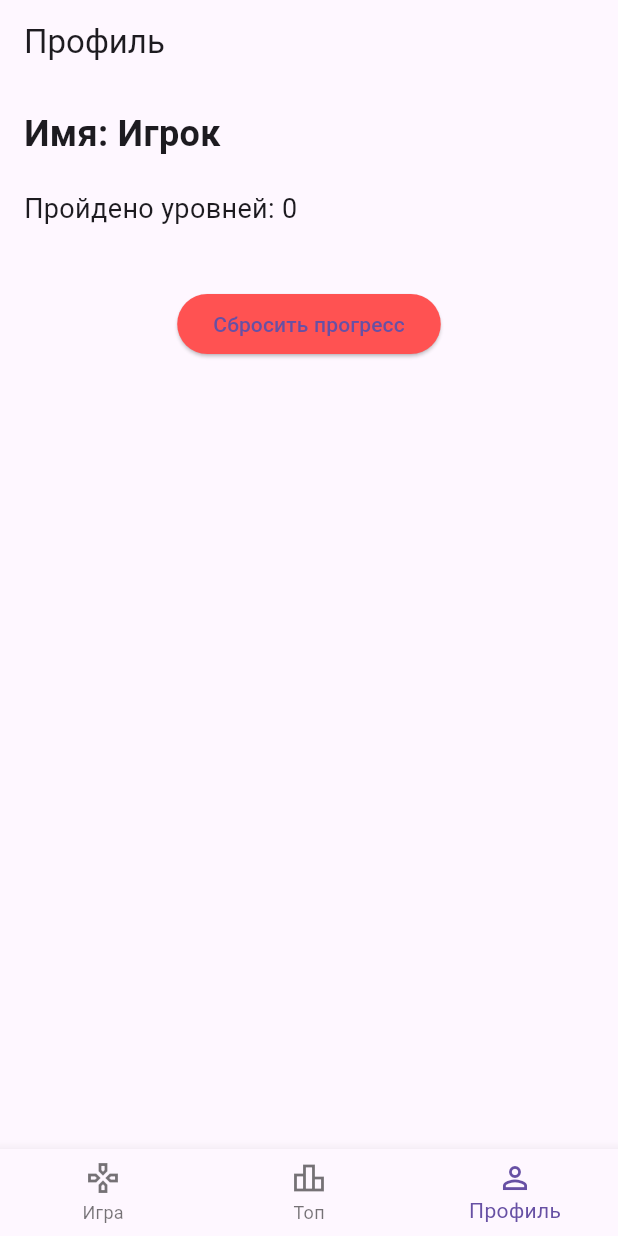
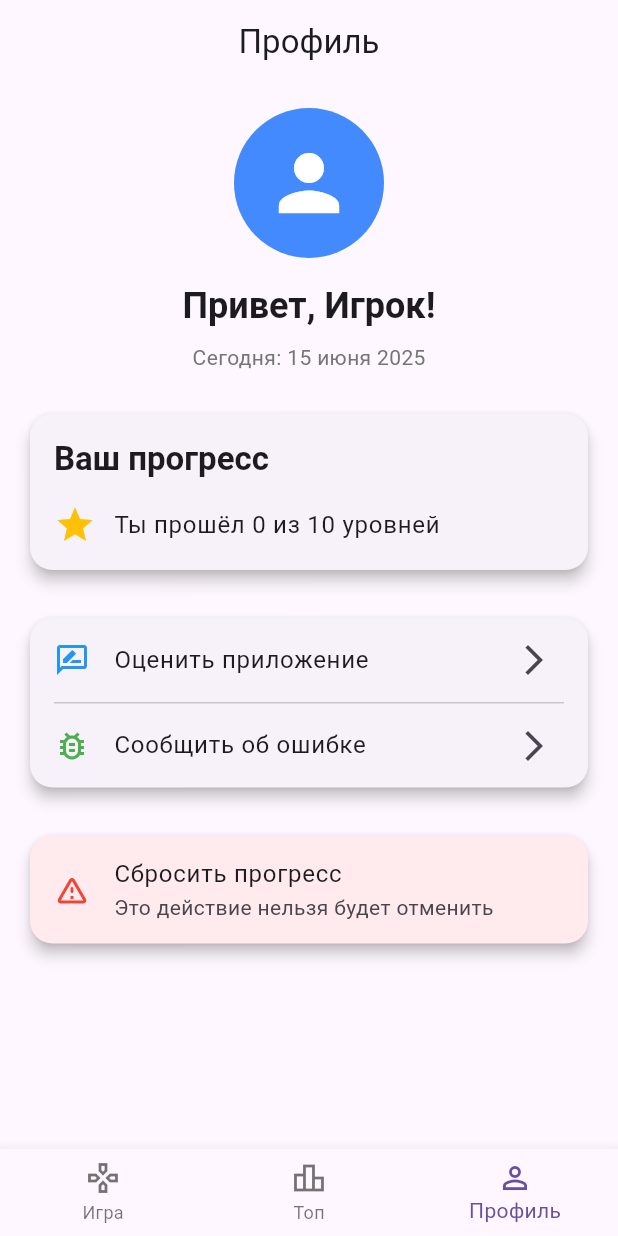
Before and after one commit to IlyaUrchenko1/learn_game, a Flutter app: the screen it shows after launch, item 3 of the bottom bar chosen, on a phone screen of 412 x 824 dp. Run offline on Flutter 3.47's test engine with Material 3 defaults, Android fonts, the phone set to English and light mode, and no system bars; our stand-ins replace shared_preferences.

Commit message:
Small customixe profile

```diff
--- a/lib/app.dart
+++ b/lib/app.dart
@@ -1,4 +1,5 @@
 import 'package:flutter/material.dart';
+import 'package:flutter_localizations/flutter_localizations.dart';
 import 'package:learn_game/models/level_model.dart';
 import 'package:learn_game/providers/progress_provider.dart';
 import 'package:learn_game/views/game/guide_screen.dart';
@@ -20,6 +21,12 @@ class App extends StatelessWidget {
           primarySwatch: Colors.blue,
           visualDensity: VisualDensity.adaptivePlatformDensity,
         ),
+        localizationsDelegates: const [
+          GlobalMaterialLocalizations.delegate,
+          GlobalWidgetsLocalizations.delegate,
+          GlobalCupertinoLocalizations.delegate,
+        ],
+        supportedLocales: const [Locale('ru', 'RU')],
         initialRoute: '/',
         onGenerateRoute: (settings) {
           if (settings.name == GuideScreen.routeName) {
--- a/lib/main.dart
+++ b/lib/main.dart
@@ -1,6 +1,9 @@
 import 'package:flutter/material.dart';
+import 'package:intl/date_symbol_data_local.dart';
 import 'package:learn_game/app.dart';
 
-void main() {
+void main() async {
+  WidgetsFlutterBinding.ensureInitialized();
+  await initializeDateFormatting('ru_RU');
   runApp(const App());
 }
--- a/lib/views/game/test_screen.dart
+++ b/lib/views/game/test_screen.dart
@@ -74,7 +74,7 @@ class _TestScreenState extends State<TestScreen> {
                   child: Text(answerText),
                 ),
               );
-            }).toList(),
+            }),
           ],
         ),
       ),
--- a/lib/views/profile/profile_screen.dart
+++ b/lib/views/profile/profile_screen.dart
@@ -1,4 +1,5 @@
 import 'package:flutter/material.dart';
+import 'package:intl/intl.dart';
 import 'package:learn_game/providers/progress_provider.dart';
 import 'package:provider/provider.dart';
 
@@ -7,45 +8,160 @@ class ProfileScreen extends StatelessWidget {
 
   @override
   Widget build(BuildContext context) {
+    final String currentDate = DateFormat(
+      'd MMMM yyyy',
+      'ru_RU',
+    ).format(DateTime.now());
+    const int totalLevels = 10; // Placeholder for total number of levels
+
     return Scaffold(
-      appBar: AppBar(title: const Text('Профиль')),
+      appBar: AppBar(title: const Text('Профиль'), centerTitle: true),
       body: Consumer<ProgressProvider>(
         builder: (context, progressProvider, child) {
           final completedCount = progressProvider.completedLevels.length;
 
-          return Padding(
+          return ListView(
+            padding: const EdgeInsets.all(16.0),
+            children: [
+              _buildProfileHeader(context, currentDate),
+              const SizedBox(height: 24),
+              _buildProgressCard(context, completedCount, totalLevels),
+              const SizedBox(height: 24),
+              _buildActionsCard(context),
+              const SizedBox(height: 24),
+              _buildDangerZone(context, progressProvider),
+            ],
+          );
+        },
+      ),
+    );
+  }
+
+  Widget _buildProfileHeader(BuildContext context, String currentDate) {
+    return Column(
+      children: [
+        const CircleAvatar(
+          radius: 50,
+          backgroundColor: Colors.blueAccent,
+          child: Icon(Icons.person, size: 60, color: Colors.white),
+        ),
+        const SizedBox(height: 16),
+        Text(
+          'Привет, Игрок!',
+          style: Theme.of(
+            context,
+          ).textTheme.headlineSmall?.copyWith(fontWeight: FontWeight.bold),
+        ),
+        const SizedBox(height: 8),
+        Text(
+          'Сегодня: $currentDate',
+          style: Theme.of(
+            context,
+          ).textTheme.bodyMedium?.copyWith(color: Colors.grey[600]),
+        ),
+      ],
+    );
+  }
+
+  Widget _buildProgressCard(
+    BuildContext context,
+    int completedCount,
+    int totalLevels,
+  ) {
+    return Card(
+      elevation: 4,
+      shape: RoundedRectangleBorder(borderRadius: BorderRadius.circular(15)),
+      child: Padding(
         padding: const EdgeInsets.all(16.0),
         child: Column(
           crossAxisAlignment: CrossAxisAlignment.start,
           children: [
-                const Text(
-                  'Имя: Игрок',
-                  style: TextStyle(fontSize: 24, fontWeight: FontWeight.bold),
+            Text(
+              'Ваш прогресс',
+              style: Theme.of(
+                context,
+              ).textTheme.titleLarge?.copyWith(fontWeight: FontWeight.bold),
             ),
-                const SizedBox(height: 20),
-                Text(
-                  'Пройдено уровней: $completedCount',
-                  style: const TextStyle(fontSize: 18),
+            const SizedBox(height: 16),
+            Row(
+              children: [
+                const Icon(Icons.star, color: Colors.amber, size: 28),
+                const SizedBox(width: 12),
+                Expanded(
+                  child: Text(
+                    'Ты прошёл $completedCount из $totalLevels уровней',
+                    style: Theme.of(context).textTheme.bodyLarge,
                   ),
-                const SizedBox(height: 40),
-                Center(
-                  child: ElevatedButton(
-                    onPressed: () {
+                ),
+              ],
+            ),
+          ],
+        ),
+      ),
+    );
+  }
+
+  Widget _buildActionsCard(BuildContext context) {
+    return Card(
+      elevation: 4,
+      shape: RoundedRectangleBorder(borderRadius: BorderRadius.circular(15)),
+      child: Column(
+        children: [
+          ListTile(
+            leading: const Icon(Icons.rate_review_outlined, color: Colors.blue),
+            title: const Text('Оценить приложение'),
+            trailing: const Icon(Icons.arrow_forward_ios),
+            onTap: () {
+              // ignore: avoid_print
+              print('User wants to rate the app.');
+              ScaffoldMessenger.of(context).showSnackBar(
+                const SnackBar(
+                  content: Text('Спасибо за вашу оценку! (симуляция)'),
+                  duration: Duration(seconds: 2),
+                ),
+              );
+            },
+          ),
+          const Divider(height: 1, indent: 16, endIndent: 16),
+          ListTile(
+            leading: const Icon(Icons.bug_report_outlined, color: Colors.green),
+            title: const Text('Сообщить об ошибке'),
+            trailing: const Icon(Icons.arrow_forward_ios),
+            onTap: () {
+              // ignore: avoid_print
+              print('User wants to report a bug.');
+              ScaffoldMessenger.of(context).showSnackBar(
+                const SnackBar(
+                  content: Text('Отправка отчета об ошибке... (симуляция)'),
+                  duration: Duration(seconds: 2),
+                ),
+              );
+            },
+          ),
+        ],
+      ),
+    );
+  }
+
+  Widget _buildDangerZone(
+    BuildContext context,
+    ProgressProvider progressProvider,
+  ) {
+    return Card(
+      elevation: 4,
+      color: Colors.red[50],
+      shape: RoundedRectangleBorder(borderRadius: BorderRadius.circular(15)),
+      child: ListTile(
+        leading: const Icon(Icons.warning_amber_rounded, color: Colors.red),
+        title: const Text('Сбросить прогресс'),
+        subtitle: const Text('Это действие нельзя будет отменить'),
+        onTap: () {
           progressProvider.resetProgress();
           ScaffoldMessenger.of(context).showSnackBar(
             const SnackBar(
               content: Text('Прогресс сброшен!'),
+              backgroundColor: Colors.redAccent,
               duration: Duration(seconds: 2),
-                        ),
-                      );
-                    },
-                    style: ElevatedButton.styleFrom(
-                      backgroundColor: Colors.redAccent,
-                    ),
-                    child: const Text('Сбросить прогресс'),
-                  ),
-                ),
-              ],
             ),
           );
         },
--- a/pubspec.yaml
+++ b/pubspec.yaml
@@ -31,11 +31,15 @@ dependencies:
   flutter:
     sdk: flutter
 
+  flutter_localizations:
+    sdk: flutter
+
   provider: ^6.0.5
   shared_preferences: ^2.2.2
   flutter_svg: ^2.0.9
   animations: ^2.0.8
   cupertino_icons: ^1.0.8
+  intl: ^0.20.2
 
 dev_dependencies:
   flutter_test:
```
Also changed, not shown: pubspec.lock. Lines whose indentation alone changed are shown as unchanged.
